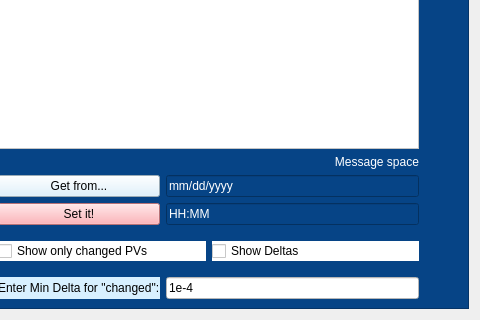
Before: the Qt Designer form fixit.ui in slaclab/PyFixit, drawn with Qt 5; both pictures show x 713 to 1193 and y 160 to 480 of the 1193 by 480 pixel window.
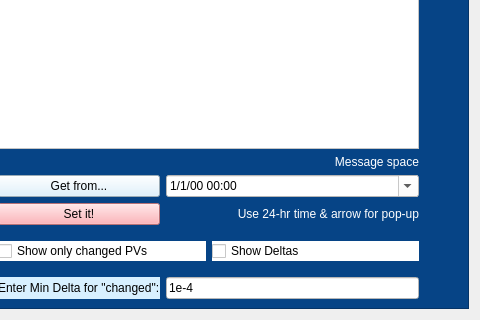
After: the same form once the commit is applied.

Commit message: change date & time to a dateTimeEdit

What changed in the file:
```diff
--- a/fixit.ui
+++ b/fixit.ui
@@ -64,19 +64,6 @@
           </property>
          </widget>
         </item>
-        <item row="5" column="6">
-         <widget class="QLineEdit" name="dateLineEdit">
-          <property name="styleSheet">
-           <string notr="true">color: rgb(255, 255, 255);</string>
-          </property>
-          <property name="inputMask">
-           <string/>
-          </property>
-          <property name="text">
-           <string>mm/dd/yyyy</string>
-          </property>
-         </widget>
-        </item>
         <item row="6" column="3">
          <widget class="QPushButton" name="setCurrPushButton">
           <property name="styleSheet">
@@ -335,19 +322,6 @@
           </property>
          </widget>
         </item>
-        <item row="6" column="6">
-         <widget class="QLineEdit" name="timeLineEdit">
-          <property name="styleSheet">
-           <string notr="true">color: rgb(255, 255, 255);</string>
-          </property>
-          <property name="inputMask">
-           <string/>
-          </property>
-          <property name="text">
-           <string>HH:MM</string>
-          </property>
-         </widget>
-        </item>
         <item row="2" column="3">
          <widget class="QLabel" name="label2a">
           <property name="font">
@@ -400,6 +374,32 @@
           </property>
          </widget>
         </item>
+        <item row="5" column="6">
+         <widget class="QDateTimeEdit" name="dateTimeEdit">
+          <property name="styleSheet">
+           <string notr="true">background-color: rgb(255, 255, 255);</string>
+          </property>
+          <property name="displayFormat">
+           <string>M/d/yy hh:mm</string>
+          </property>
+          <property name="calendarPopup">
+           <bool>true</bool>
+          </property>
+         </widget>
+        </item>
+        <item row="6" column="6">
+         <widget class="QLabel" name="label">
+          <property name="styleSheet">
+           <string notr="true">color: rgb(255, 255, 255);</string>
+          </property>
+          <property name="text">
+           <string>Use 24-hr time &amp; arrow for pop-up</string>
+          </property>
+          <property name="alignment">
+           <set>Qt::AlignRight|Qt::AlignTrailing|Qt::AlignVCenter</set>
+          </property>
+         </widget>
+        </item>
        </layout>
       </item>
      </layout>
```
Left out of the diff: 2 changed lines with no effect on the pictures. The commit also changes 1 other file.
